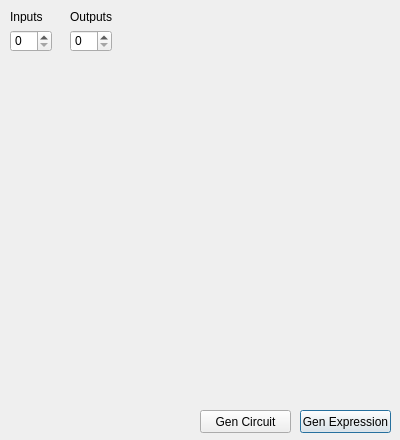
The window that Application/Logic_Gate_Simulator/Dialogs/dlg_truthtable.ui (ElliotHarding/Logic-Gate-Simulator) describes before a commit, drawn with Qt 5.
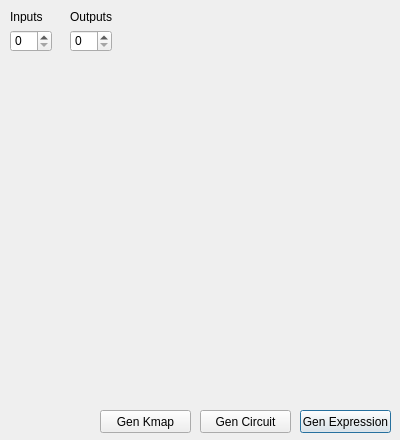
The same window after the commit.

Patch:
```diff
--- a/Application/Logic_Gate_Simulator/Dialogs/dlg_truthtable.ui
+++ b/Application/Logic_Gate_Simulator/Dialogs/dlg_truthtable.ui
@@ -85,6 +85,19 @@
     <string>Outputs</string>
    </property>
   </widget>
+  <widget class="QPushButton" name="btn_kmap">
+   <property name="geometry">
+    <rect>
+     <x>100</x>
+     <y>410</y>
+     <width>91</width>
+     <height>23</height>
+    </rect>
+   </property>
+   <property name="text">
+    <string>Gen Kmap</string>
+   </property>
+  </widget>
  </widget>
  <resources/>
  <connections/>
```
